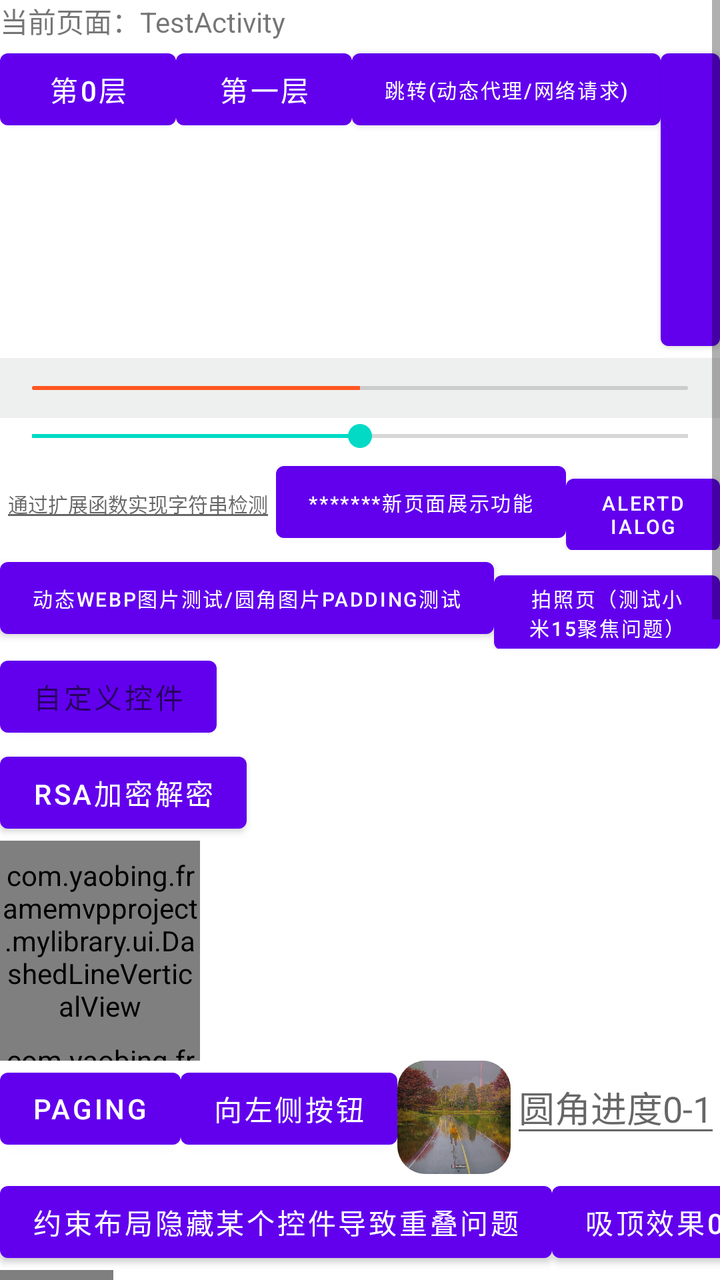
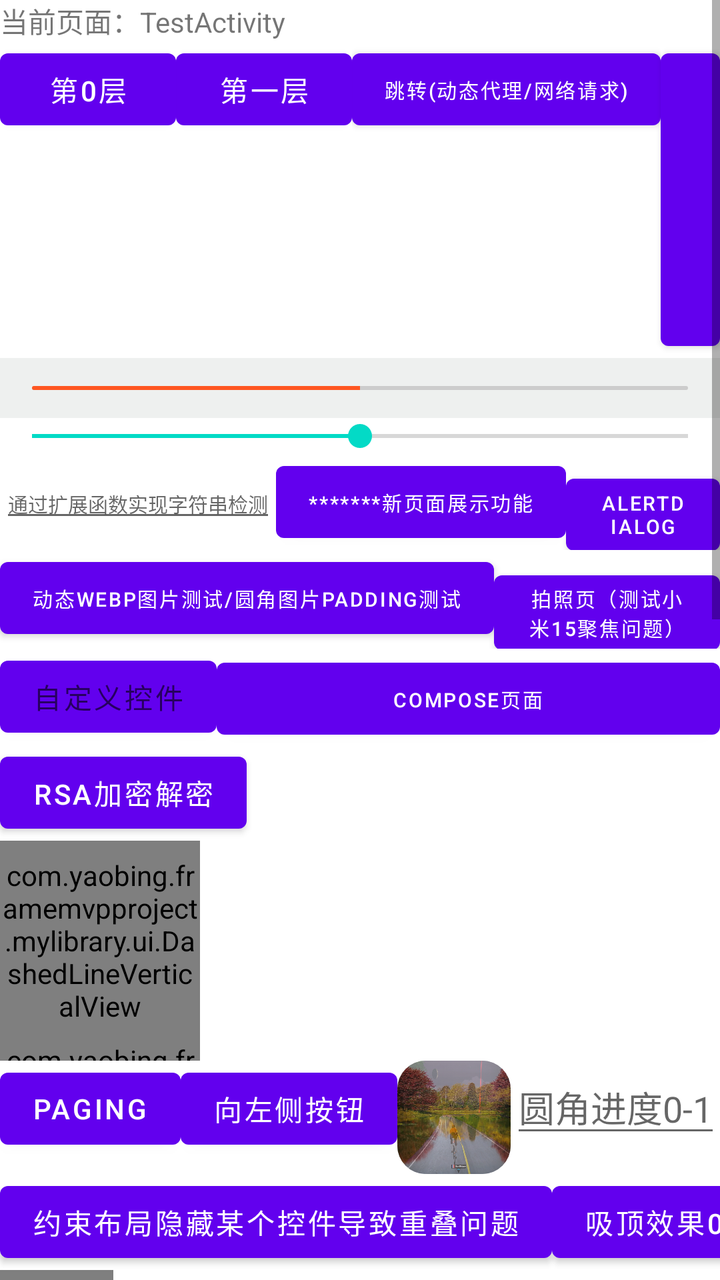

Before-and-after screenshots of an Android layout around one commit, followed by the original layout XML and the change that was made.
<!-- AndroidManifest.xml: fallback theme Theme.MaterialComponents.DayNight.NoActionBar -->
<!-- res/layout/activity_test.xml -->
<?xml version="1.0" encoding="utf-8"?>
<ScrollView xmlns:android="http://schemas.android.com/apk/res/android"
    xmlns:app="http://schemas.android.com/apk/res-auto"
    xmlns:tools="http://schemas.android.com/tools"
    android:layout_width="match_parent"
    android:layout_height="match_parent"
    android:orientation="vertical"
    android:clipChildren="false"
    tools:context=".TestActivity">


    <LinearLayout
        android:layout_width="match_parent"
        android:layout_height="match_parent"
        android:orientation="vertical">
        <TextView
            android:layout_width="wrap_content"
            android:layout_height="wrap_content"
            android:text="当前页面：TestActivity" />

        <LinearLayout
            android:layout_width="match_parent"
            android:layout_height="wrap_content"
            android:background="@android:color/white"
            android:orientation="horizontal">

            <LinearLayout
                android:layout_width="wrap_content"
                android:layout_height="wrap_content"
                android:background="@android:color/white">

                <Button
                    android:layout_width="wrap_content"
                    android:layout_height="wrap_content"
                    android:text="第0层" />

                <LinearLayout
                    android:layout_width="wrap_content"
                    android:layout_height="wrap_content"
                    android:background="@android:color/white">

                    <Button
                        android:layout_width="wrap_content"
                        android:layout_height="wrap_content"
                        android:text="第一层" />

                    <LinearLayout
                        android:layout_width="wrap_content"
                        android:layout_height="wrap_content"
                        android:background="@android:color/white">

                        <Button
                            android:id="@+id/bt_a"
                            android:layout_width="wrap_content"
                            android:layout_height="wrap_content"
                            android:tag="bt_a"
                            android:text="跳转(动态代理/网络请求)"
                            android:textSize="10sp" />
                    </LinearLayout>
                </LinearLayout>
            </LinearLayout>


            <Button
                android:id="@+id/bt_b"
                android:layout_width="wrap_content"
                android:layout_height="wrap_content"
                android:tag="bt_b"
                android:text="扩展函数/委托" />

        </LinearLayout>

        <com.yaobing.framemvpproject.mylibrary.ui.DynamicHeightSeekBar
            android:layout_width="match_parent"
            android:layout_height="wrap_content"
            android:max="100"
            android:visibility="gone"
            android:progress="50" />

        <RelativeLayout
            android:layout_width="match_parent"
            android:layout_height="30dp"
            android:background="@color/grayBg">

            <SeekBar

                android:layout_centerVertical="true"
                android:layout_gravity="center_vertical"
                android:foregroundGravity="center_vertical"
                android:id="@+id/seekBar"
                android:layout_width="match_parent"
                android:layout_height="12dp"
                android:background="@null"
                android:progressDrawable="@drawable/custom_seekbar_track_low"
                android:thumb="@drawable/transparent_thumb"
                android:max="100"
                android:progress="50"/>

        </RelativeLayout>


        <SeekBar
            android:layout_gravity="center_vertical"
            android:foregroundGravity="center_vertical"
            android:id="@+id/seekBar1"
            android:layout_width="match_parent"
            android:layout_height="wrap_content"
            android:max="100"
            android:progress="50"/>

        <LinearLayout
            android:layout_width="match_parent"
            android:layout_height="wrap_content"
            android:orientation="horizontal">

            <EditText
                android:id="@+id/et_b"
                android:layout_width="wrap_content"
                android:layout_height="wrap_content"
                android:textSize="10sp"
                android:hint="通过扩展函数实现字符串检测"
                android:tag="et_b" />
            <Button
                android:id="@+id/bt_func_show"
                android:layout_width="wrap_content"
                android:layout_height="wrap_content"
                android:textSize="10sp"
                android:text="*******新页面展示功能"/>
            <Button
                android:id="@+id/bt_alertDialog"
                android:layout_width="wrap_content"
                android:layout_height="wrap_content"
                android:textSize="10sp"
                android:text="alertDialog"/>

        </LinearLayout>

        <LinearLayout
            android:layout_width="wrap_content"
            android:layout_height="wrap_content">
            <Button
                android:id="@+id/bt_webp"
                android:layout_width="wrap_content"
                android:layout_height="wrap_content"
                android:textSize="10sp"
                android:text="动态webp图片测试/圆角图片padding测试"
                android:tag="et_b" />
            <Button
                android:id="@+id/bt_pic"
                android:layout_width="wrap_content"
                android:layout_height="wrap_content"
                android:textSize="10sp"
                android:text="拍照页（测试小米15聚焦问题）"
                android:tag="et_b" />

        </LinearLayout>

        <Button
            android:id="@+id/customView"
            android:layout_width="wrap_content"
            android:layout_height="wrap_content"
            android:hint="自定义控件"
            android:tag="et_b" />
        <Button
            android:id="@+id/bt_rsa"
            android:layout_width="wrap_content"
            android:layout_height="wrap_content"
            android:text="rsa加密解密"
            android:tag="et_b" />
        <com.yaobing.framemvpproject.mylibrary.ui.DashedLineVerticalView
            android:background="@color/lpGreen"
            android:layout_width="100dp"
            android:layout_height="100dp"
            android:id="@+id/dashLineA" />
        <com.yaobing.framemvpproject.mylibrary.ui.DashedLineHorView
            android:background="@color/lpGreen"
            android:layout_width="100dp"
            android:layout_height="10dp"
            android:id="@+id/dashLineB" />
        <androidx.constraintlayout.widget.ConstraintLayout
            android:layout_width="match_parent"
            android:clipChildren="false"
            android:layout_height="wrap_content">

            <Button
                android:id="@+id/bt_paging"
                android:layout_width="wrap_content"
                android:layout_height="wrap_content"
                android:text="paging"
                app:layout_constraintStart_toStartOf="parent"
                app:layout_constraintTop_toTopOf="parent" />

            <Button
                android:id="@+id/bt_trans"
                android:layout_width="wrap_content"
                android:layout_height="wrap_content"
                android:text="向左侧按钮"
                app:layout_constraintStart_toEndOf="@id/bt_paging"
                app:layout_constraintTop_toTopOf="@id/bt_paging" />

            <androidx.constraintlayout.utils.widget.ImageFilterView
                android:id="@+id/circle_image"
                android:layout_width="170px"
                android:layout_height="170px"
                android:scaleType="fitXY"
                android:src="@drawable/aaa"
                app:altSrc="@drawable/aaaaa"
                app:crossfade="0.5"
                app:layout_constraintStart_toEndOf="@id/bt_trans"
                app:layout_constraintTop_toTopOf="@id/bt_trans"
                app:roundPercent="0.5" />

            <EditText
                android:id="@+id/et_circle"
                android:layout_width="wrap_content"
                android:layout_height="wrap_content"
                android:hint="圆角进度0-1"
                android:inputType="numberDecimal"
                app:layout_constraintStart_toEndOf="@id/circle_image"
                app:layout_constraintTop_toTopOf="@+id/circle_image" />

            <Button
                android:id="@+id/bt_c"
                android:layout_width="wrap_content"
                android:layout_height="wrap_content"
                android:text="约束布局隐藏某个控件导致重叠问题"
                app:layout_constraintStart_toStartOf="parent"
                app:layout_constraintTop_toBottomOf="@+id/circle_image" />

            <Button
                android:id="@+id/bt_ceiling_a"
                android:layout_width="wrap_content"
                android:layout_height="wrap_content"
                android:text="吸顶效果01"
                app:layout_constraintStart_toEndOf="@id/bt_c"
                app:layout_constraintTop_toBottomOf="@+id/circle_image" />

            <com.yaobing.framemvpproject.mylibrary.RoundedBorderImageView
                android:id="@+id/circle_bord_image"
                android:layout_width="170px"
                android:layout_height="170px"
                android:padding="1px"
                android:scaleType="fitXY"
                android:src="@drawable/aaa"
                app:layout_constraintStart_toStartOf="parent"
                app:layout_constraintTop_toBottomOf="@+id/bt_ceiling_a" />


            <ImageView
                android:id="@+id/iv_dfds"
                android:layout_width="95dp"
                android:layout_height="95dp"
                android:padding="2dp"
                android:scaleType="centerCrop"
                app:layout_constraintStart_toEndOf="@+id/circle_bord_image"
                app:layout_constraintTop_toBottomOf="@+id/bt_ceiling_a" />

            <ImageView
                android:id="@+id/iv_glide"
                android:layout_width="150dp"
                android:layout_height="150dp"
                android:layout_marginLeft="10dp"
                android:background="@color/transparent"
                android:scaleType="centerCrop"
                app:layout_constraintStart_toEndOf="@+id/iv_dfds"
                app:layout_constraintTop_toBottomOf="@+id/bt_ceiling_a" />

            <Button
                android:id="@+id/bt_life_cycler"
                android:layout_width="wrap_content"
                android:layout_height="wrap_content"
                android:text="测试跳转生命周期"
                app:layout_constraintStart_toStartOf="parent"
                app:layout_constraintTop_toBottomOf="@+id/iv_glide" />

            <Button
                android:id="@+id/bt_constraint"
                android:layout_width="wrap_content"
                android:layout_height="wrap_content"
                android:text="约束布局相关"
                app:layout_constraintStart_toStartOf="parent"
                app:layout_constraintTop_toBottomOf="@+id/circle_bord_image" />

            <TextView
                android:id="@+id/tv_multi_line"
                android:layout_width="0dp"
                android:layout_height="wrap_content"
                android:text="测试两汉"
                app:layout_constraintStart_toEndOf="@+id/bt_constraint"
                app:layout_constraintEnd_toEndOf="parent"
                app:layout_constraintTop_toTopOf="@+id/bt_constraint" />

            <Button
                android:id="@+id/bt_add_drag_view"
                android:layout_width="wrap_content"
                android:layout_height="wrap_content"
                android:text="增加全局拖动view"
                app:layout_constraintStart_toEndOf="@+id/bt_life_cycler"
                app:layout_constraintTop_toBottomOf="@+id/iv_glide" />

            <TextView
                android:id="@+id/tv_test"
                android:layout_width="wrap_content"
                android:layout_height="wrap_content"
                android:layout_marginLeft="10dp"
                android:background="@color/purple_200"
                android:text="aa"
                app:layout_constraintStart_toEndOf="@+id/bt_add_drag_view"
                app:layout_constraintTop_toTopOf="@+id/bt_add_drag_view" />

            <TableLayout
                android:id="@+id/tabLayout_b"
                android:layout_width="match_parent"
                android:layout_height="match_parent"
                app:layout_constraintEnd_toEndOf="parent"
                app:layout_constraintStart_toStartOf="parent"
                app:layout_constraintTop_toBottomOf="@id/bt_add_drag_view">

                <TableRow
                    android:layout_width="match_parent"
                    android:layout_height="wrap_content">

                    <TextView
                        android:layout_width="0dp"
                        android:layout_height="wrap_content"
                        android:layout_weight="1"
                        android:gravity="center"

                        android:text="姓" />

                    <TextView
                        android:layout_width="0dp"
                        android:layout_height="wrap_content"
                        android:layout_marginLeft="10dp"
                        android:layout_weight="2"
                        android:gravity="center"
                        android:text="年龄" />

                    <TextView
                        android:layout_width="0dp"
                        android:layout_height="wrap_content"
                        android:layout_marginLeft="10dp"
                        android:layout_weight="3"
                        android:gravity="center"
                        android:text="年龄龄" />

                    <TextView
                        android:layout_width="0dp"
                        android:layout_height="wrap_content"
                        android:layout_marginLeft="10dp"
                        android:layout_weight="4"
                        android:gravity="center"
                        android:text="年龄龄龄" />

                    <TextView
                        android:layout_width="0dp"
                        android:layout_height="wrap_content"
                        android:layout_marginLeft="10dp"
                        android:layout_weight="5"
                        android:gravity="center"
                        android:text="年龄龄龄龄" />
                </TableRow>
                
            </TableLayout>

            <Button
                android:id="@+id/bt_ani"
                android:layout_width="wrap_content"
                android:layout_height="wrap_content"
                android:text="吸顶动画/隐藏头/滑动列表的效果"
                app:layout_constraintStart_toStartOf="parent"
                app:layout_constraintTop_toBottomOf="@+id/tabLayout_b" />

            <Button
                android:id="@+id/bt_snapshot_scrollview"
                android:layout_width="wrap_content"
                android:layout_height="wrap_content"
                android:text="scrollview长截图"
                app:layout_constraintStart_toStartOf="parent"
                app:layout_constraintTop_toBottomOf="@+id/bt_ani" />

            <Button
                android:id="@+id/bt_camera"
                android:layout_width="wrap_content"
                android:layout_height="wrap_content"
                android:text="拍照01"
                app:layout_constraintStart_toEndOf="@+id/bt_ani"
                app:layout_constraintTop_toTopOf="@+id/bt_ani" />

            <Button
                android:id="@+id/bt_decode_qr"
                android:layout_width="wrap_content"
                android:layout_height="wrap_content"
                android:text="解析二维码"
                app:layout_constraintStart_toEndOf="@+id/bt_camera"
                app:layout_constraintTop_toTopOf="@+id/bt_ani" />

            <Button
                android:id="@+id/updateWidgetBroadcast"
                android:layout_width="wrap_content"
                android:layout_height="wrap_content"
                android:text="广播更新小组件"
                app:layout_constraintStart_toEndOf="@+id/bt_snapshot_scrollview"
                app:layout_constraintTop_toTopOf="@+id/bt_snapshot_scrollview" />


            <ImageView
                android:id="@+id/iv_ssl"
                android:layout_width="120dp"
                android:layout_height="120dp"
                android:background="@color/purple_200"
                app:layout_constraintStart_toEndOf="@+id/bt_snapshot_scrollview"
                app:layout_constraintTop_toBottomOf="@+id/bt_snapshot_scrollview" />

            <View
                android:id="@+id/iv_cover_rotate"
                android:layout_width="186dp"
                android:layout_height="182dp"
                android:background="#009100"
                android:rotation="30"
                app:layout_constraintStart_toEndOf="@+id/iv_ssl"
                app:layout_constraintTop_toTopOf="@+id/iv_ssl" />
            <include
                layout="@layout/pendant_layout"
                android:id="@+id/rl_small"
                android:layout_width="wrap_content"
                android:layout_height="wrap_content"
                android:background="@color/lpGreen"
                android:clipChildren="false"
                app:layout_constraintStart_toStartOf="parent"
                app:layout_constraintTop_toBottomOf="@id/updateWidgetBroadcast">

            </include>


            <RatingBar
                android:id="@+id/ratingBarA"
                android:layout_width="wrap_content"
                android:layout_height="wrap_content"
                android:isIndicator="true"
                app:layout_constraintStart_toStartOf="parent"
                app:layout_constraintTop_toBottomOf="@+id/rl_small"/>

            <RatingBar
                android:id="@+id/ratingBarB"
                android:layout_width="wrap_content"
                android:layout_height="wrap_content"
                android:isIndicator="false"
                app:layout_constraintStart_toStartOf="parent"
                app:layout_constraintTop_toBottomOf="@+id/ratingBarA"/>

            <Button
                android:id="@+id/btRecyclerView"
                android:layout_width="wrap_content"
                android:layout_height="wrap_content"
                android:text="recyclerviewfooterView"
                app:layout_constraintStart_toStartOf="parent"
                app:layout_constraintTop_toBottomOf="@+id/ratingBarB"/>

            <Button
                android:id="@+id/btDoubleRecyclerView"
                android:layout_width="wrap_content"
                android:layout_height="wrap_content"
                android:text="竖向两个recyclerview"
                app:layout_constraintStart_toStartOf="parent"
                app:layout_constraintTop_toBottomOf="@+id/btRecyclerView"/>
            <Button
                android:id="@+id/btTimeLineRecyclerView"
                android:layout_width="wrap_content"
                android:layout_height="wrap_content"
                android:text="时间轴列表"
                app:layout_constraintStart_toEndOf="@+id/btDoubleRecyclerView"
                app:layout_constraintTop_toBottomOf="@+id/btRecyclerView"/>

            <Button
                android:id="@+id/btPathUri"
                android:layout_width="wrap_content"
                android:layout_height="wrap_content"
                android:text="path-uri-path"
                app:layout_constraintStart_toEndOf="@+id/btTimeLineRecyclerView"
                app:layout_constraintTop_toBottomOf="@+id/btRecyclerView"/>

            <ImageView
                android:layout_marginStart="20dp"
                android:layout_width="50dp"
                android:layout_height="50dp"
                android:src="@drawable/aaa"
                android:scaleType="centerCrop"
                android:id="@+id/iv_round_spec"
                app:layout_constraintStart_toStartOf="parent"
                app:layout_constraintTop_toBottomOf="@+id/btPathUri"/>


            <TextView
                android:id="@+id/tv_right"
                android:layout_width="wrap_content"
                android:layout_height="50dp"
                android:gravity="center"
                android:textColor="@color/white"
                android:background="@drawable/corner_left_5"
                app:layout_constraintStart_toEndOf="@+id/iv_round_spec"
                app:layout_constraintTop_toTopOf="@+id/iv_round_spec"
                app:layout_constraintBottom_toBottomOf="@+id/iv_round_spec"
                android:text="我是蛤蛤蛤哈"/>
            <Button
                android:id="@+id/bt_large"
                android:layout_width="wrap_content"
                android:layout_height="50dp"
                android:gravity="center"
                app:layout_constraintStart_toEndOf="@+id/tv_right"
                app:layout_constraintTop_toTopOf="@+id/iv_round_spec"
                app:layout_constraintBottom_toBottomOf="@+id/iv_round_spec"
                android:text="大字体适配/clip实战"/>

            <TextView
                android:id="@+id/sharelib_iv_club_chat"
                android:layout_width="wrap_content"
                android:layout_height="wrap_content"
                android:layout_marginTop="5dp"
                android:gravity="center"
                android:text="aaa"
                android:drawableTop="@drawable/icon_share_club"

                android:textColor="@color/black"
                android:textSize="16sp"
                android:visibility="visible"
                tools:ignore="RtlSymmetry,UseCompatTextViewDrawableXml"
                app:layout_constraintStart_toStartOf="parent"
                app:layout_constraintTop_toBottomOf="@+id/bt_large"/>
        </androidx.constraintlayout.widget.ConstraintLayout>

    </LinearLayout>


</ScrollView>
<!-- res/layout/pendant_layout.xml (included above) -->
<?xml version="1.0" encoding="utf-8"?>
<androidx.constraintlayout.widget.ConstraintLayout xmlns:android="http://schemas.android.com/apk/res/android"
    android:layout_width="wrap_content"
    android:layout_height="wrap_content"
    android:clipChildren="false"
    xmlns:app="http://schemas.android.com/apk/res-auto">
    <androidx.constraintlayout.widget.ConstraintLayout
        android:id="@+id/rl_small"
        android:layout_width="40dp"
        android:layout_height="40dp"
        android:background="@color/lpGreen"
        android:scaleType="centerCrop"
        android:src="@mipmap/bb"
        android:clipChildren="false"
        app:layout_constraintStart_toStartOf="parent"
        app:layout_constraintTop_toTopOf="parent">

        <ImageView
            android:id="@+id/iv_small"
            android:layout_width="30dp"
            android:layout_height="30dp"
            android:scaleType="centerCrop"
            android:src="@mipmap/icon_mine_head_default"
            app:layout_constraintStart_toStartOf="parent"
            app:layout_constraintTop_toTopOf="parent"
            app:layout_constraintEnd_toEndOf="parent"
            app:layout_constraintBottom_toBottomOf="parent"/>

        <ImageView
            android:id="@+id/iv_big"
            android:layout_width="60dp"
            android:layout_height="60dp"
            android:src="@mipmap/bbb"
            android:scaleType="centerCrop"
            app:layout_constraintStart_toStartOf="parent"
            app:layout_constraintTop_toTopOf="parent"
            app:layout_constraintEnd_toEndOf="parent"
            app:layout_constraintBottom_toBottomOf="parent"/>
    </androidx.constraintlayout.widget.ConstraintLayout>
</androidx.constraintlayout.widget.ConstraintLayout>
<!-- resources referenced by this layout -->
<resources>
  <color name="black">#FF000000</color>
  <color name="grayBg">#EEF0EF</color>
  <color name="lpGreen">#64A028</color>
  <color name="purple_200">#FFBB86FC</color>
  <color name="transparent">#00000000</color>
  <color name="white">#FFFFFFFF</color>
  <!-- drawable aaa: jpg bitmap (drawable, 213557 bytes) -->
  <!-- drawable aaaaa: jpg bitmap (drawable, 73130 bytes) -->
  <!-- drawable corner_left_5 (drawable) -->
  <?xml version="1.0" encoding="utf-8"?>
  <shape xmlns:android="http://schemas.android.com/apk/res/android"
      android:shape="rectangle">
      <solid android:color="@color/black"/>
      <corners
          android:topRightRadius="5dp"
          android:bottomRightRadius="5dp" />
  </shape>
  <!-- drawable custom_seekbar_track_low (drawable) -->
  <layer-list xmlns:android="http://schemas.android.com/apk/res/android">
      
      <item android:id="@android:id/background"
          android:height="2dp"
          android:gravity="center_vertical">
          <shape android:shape="rectangle">
              <corners android:radius="2dp" />
              <solid android:color="#CCCCCC" />
              
          </shape>
      </item>
  
      
      <item android:id="@android:id/progress"
          android:height="2dp"
          android:gravity="center_vertical">
          <clip>
              <shape android:shape="rectangle">
                  <corners android:radius="2dp" />
                  <solid android:color="#FF5722" /> 
                  
              </shape>
          </clip>
      </item>
  </layer-list>
  <!-- drawable icon_share_club: vector/xml drawable (drawable, 3209 chars, omitted) -->
  <!-- drawable transparent_thumb (drawable) -->
  <shape xmlns:android="http://schemas.android.com/apk/res/android"
      android:shape="oval">
      <size
          android:width="0dp"
          android:height="0dp"/>
      <solid android:color="@android:color/transparent"/>
  </shape>
  <!-- mipmap bb: jpg bitmap (mipmap-hdpi, 73130 bytes) -->
  <!-- mipmap bbb: png bitmap (mipmap-hdpi, 79693 bytes) -->
  <!-- mipmap icon_mine_head_default: png bitmap (mipmap-hdpi, 5480 bytes) -->
</resources>

<!-- the commit's change to res/layout/activity_test.xml (unified diff, before → after) -->
@@ -154,13 +154,27 @@
                 android:tag="et_b" />
 
         </LinearLayout>
-
-        <Button
-            android:id="@+id/customView"
-            android:layout_width="wrap_content"
-            android:layout_height="wrap_content"
-            android:hint="自定义控件"
-            android:tag="et_b" />
+        <LinearLayout
+            android:layout_width="match_parent"
+            android:layout_height="wrap_content">
+            <Button
+                android:id="@+id/customView"
+                android:layout_width="wrap_content"
+                android:layout_height="wrap_content"
+                android:hint="自定义控件"
+                android:tag="et_b" />
+            <Button
+                android:id="@+id/bt_compose"
+                android:layout_width="0dp"
+                android:layout_weight="1"
+                android:layout_height="wrap_content"
+                android:textSize="10sp"
+                android:text="compose页面"
+                android:tag="et_b" />
+
+        </LinearLayout>
+
+
         <Button
             android:id="@+id/bt_rsa"
             android:layout_width="wrap_content"
